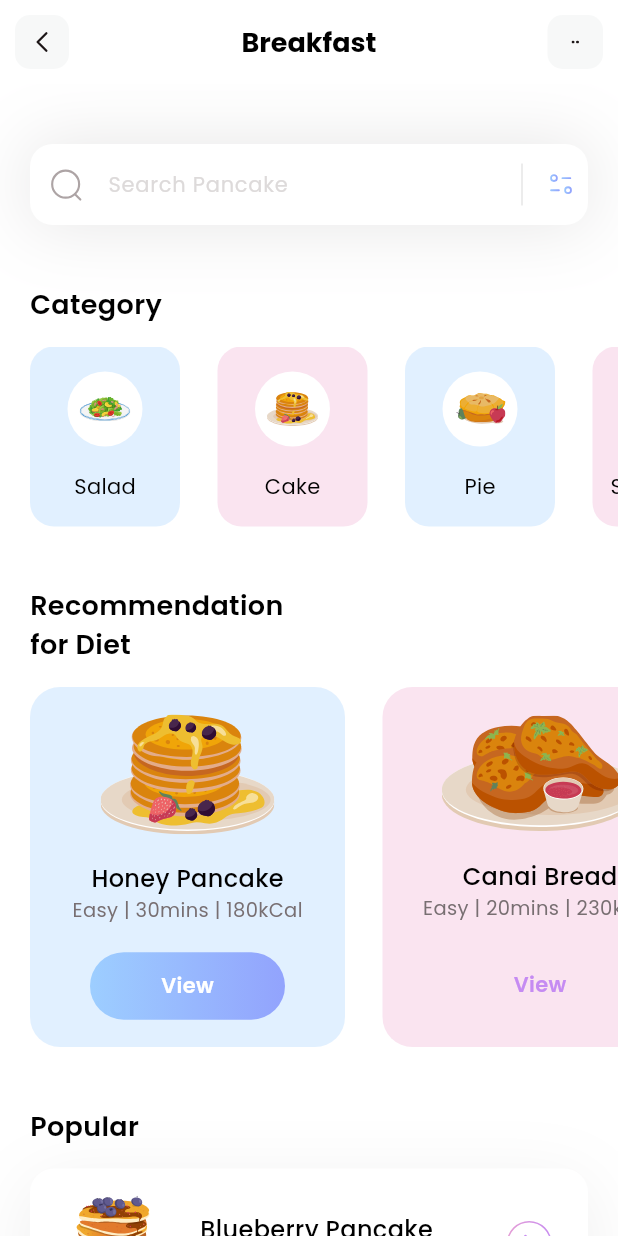
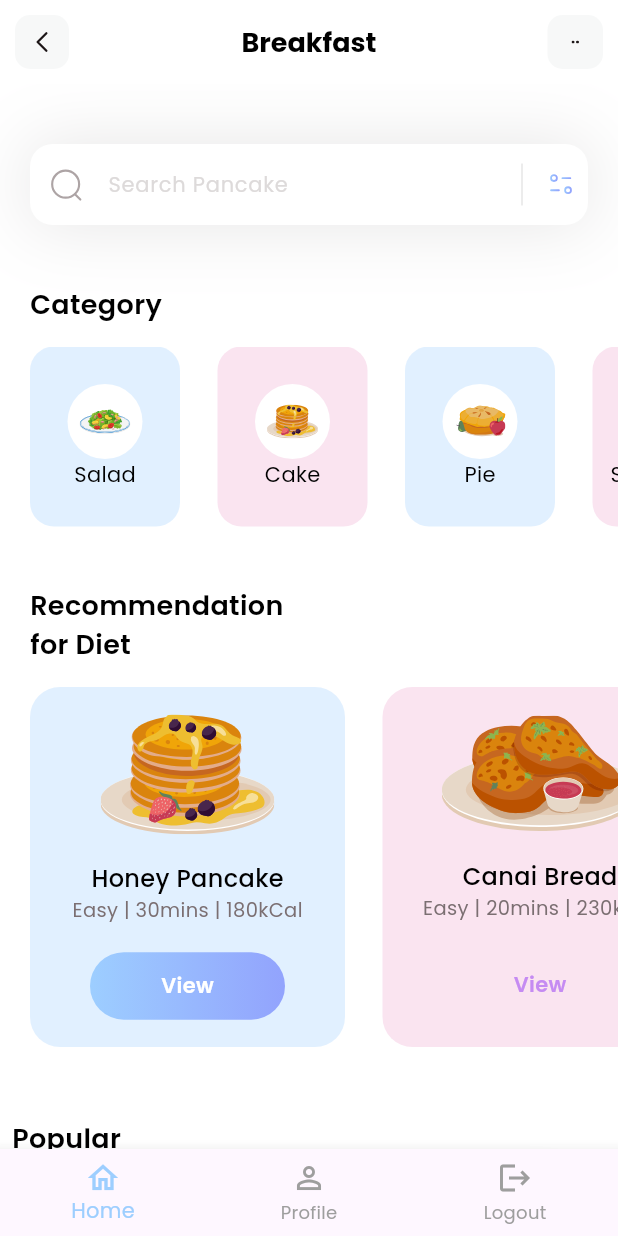
Before and after one commit to rjgums/fitness, a Flutter app: the HomePage screen opened directly, on a phone screen of 412 x 824 dp. Run offline on Flutter 3.47's test engine with Material 3 defaults, Android fonts, the phone set to English and light mode, and no system bars; our stand-ins replace flutter_svg.

Commit message:
navigation bar and profile page

```diff
--- a/lib/main.dart
+++ b/lib/main.dart
@@ -1,5 +1,5 @@
-import 'package:fitness/pages/home.dart';
 import 'package:flutter/material.dart';
+import 'pages/login.dart';
 
 void main() {
   runApp(const MyApp());
@@ -14,7 +14,7 @@ class MyApp extends StatelessWidget {
     return MaterialApp(
       debugShowCheckedModeBanner: false,
       theme: ThemeData(fontFamily: 'Poppins'),
-      home: HomePage(),
+      home: LoginPage(),
     );
   }
 }
--- a/lib/pages/home.dart
+++ b/lib/pages/home.dart
@@ -1,20 +1,52 @@
 import 'package:fitness/models/category_model.dart';
 import 'package:fitness/models/diet_model.dart';
 import 'package:fitness/models/popular_model.dart';
+import 'package:fitness/pages/login.dart';
 import 'package:flutter/material.dart';
 import 'package:flutter_svg/flutter_svg.dart';
+import 'package:fitness/pages/profile.dart';
 
-class HomePage extends StatelessWidget {
+class HomePage extends StatefulWidget {
   HomePage({super.key});
 
+  @override
+  State<HomePage> createState() => _HomePageState();
+}
+
+class _HomePageState extends State<HomePage> {
   List<CategoryModel> categories = [];
   List<DietModel> diets = [];
   List<PopularDietsModel> popularDiets = [];
+  int _selectedIndex = 0;
+
+  @override
+  void initState() {
+    super.initState();
+    _getInitialInfo();
+  }
 
   void _getInitialInfo() {
     categories = CategoryModel.getCategories();
     diets = DietModel.getDiets();
     popularDiets = PopularDietsModel.getPopularDiets();
+  }
+
+  void _onItemTapped(int index) {
+    if (index == 2) {
+      Navigator.pushReplacement(
+        context,
+        MaterialPageRoute(builder: (context) => LoginPage()),
+      );
+    } else if (index == 1) {
+      Navigator.push(
+        context,
+        MaterialPageRoute(builder: (context) => ProfilePage()),
+      );
+    } else {
+      setState(() {
+        _selectedIndex = index;
+      });
+    }
   }
 
   @override
@@ -26,16 +58,16 @@ class HomePage extends StatelessWidget {
       body: ListView(
         children: [
           _searchField(),
-          const SizedBox(height: 40),
+          SizedBox(height: 40),
           _categoriesSection(),
-          const SizedBox(height: 40),
+          SizedBox(height: 40),
           _dietSection(),
-          const SizedBox(height: 40),
+          SizedBox(height: 40),
           Column(
             crossAxisAlignment: CrossAxisAlignment.start,
             children: [
               Padding(
-                padding: const EdgeInsets.only(left: 20),
+                padding: const EdgeInsets.all(8.0),
                 child: Text(
                   'Popular',
                   style: TextStyle(
@@ -47,6 +79,8 @@ class HomePage extends StatelessWidget {
               ),
               SizedBox(height: 15),
               ListView.separated(
+                shrinkWrap: true,
+                padding: EdgeInsets.only(left: 20, right: 20),
                 itemBuilder: (context, index) {
                   return Container(
                     height: 100,
@@ -77,7 +111,7 @@ class HomePage extends StatelessWidget {
                                   ' | ' +
                                   popularDiets[index].calorie,
                               style: TextStyle(
-                                color: Color(0xff786F72),
+                                color: Color(0xff7B6F72),
                                 fontSize: 13,
                                 fontWeight: FontWeight.w400,
                               ),
@@ -114,14 +148,29 @@ class HomePage extends StatelessWidget {
                     ),
                   );
                 },
-                shrinkWrap: true,
                 separatorBuilder: (context, index) => SizedBox(height: 25),
-                padding: EdgeInsets.only(left: 20, right: 20),
                 itemCount: popularDiets.length,
               ),
             ],
           ),
           SizedBox(height: 40),
+        ],
+      ),
+      bottomNavigationBar: BottomNavigationBar(
+        currentIndex: _selectedIndex,
+        onTap: _onItemTapped,
+        selectedItemColor: const Color(0xff9DCEFF),
+        unselectedItemColor: Colors.grey,
+        items: const [
+          BottomNavigationBarItem(
+            icon: Icon(Icons.home_outlined),
+            label: 'Home',
+          ),
+          BottomNavigationBarItem(
+            icon: Icon(Icons.person_outline),
+            label: 'Profile',
+          ),
+          BottomNavigationBarItem(icon: Icon(Icons.logout), label: 'Logout'),
         ],
       ),
     );
@@ -174,7 +223,7 @@ class HomePage extends StatelessWidget {
                               ' | ' +
                               diets[index].calorie,
                           style: TextStyle(
-                            color: Color(0xff786F72),
+                            color: Color(0xff7B6F72),
                             fontSize: 13,
                             fontWeight: FontWeight.w400,
                           ),
@@ -256,7 +305,7 @@ class HomePage extends StatelessWidget {
                   borderRadius: BorderRadius.circular(16),
                 ),
                 child: Column(
-                  mainAxisAlignment: MainAxisAlignment.spaceEvenly,
+                  mainAxisAlignment: MainAxisAlignment.center,
                   children: [
                     Container(
                       width: 50,
--- a/pubspec.yaml
+++ b/pubspec.yaml
@@ -60,6 +60,7 @@ flutter:
   # To add assets to your application, add an assets section, like this:
   assets:
     - assets/icons/
+    - assets/me.jpg
   #   - images/a_dot_ham.jpeg
 
   # An image asset can refer to one or more resolution-specific "variants", see
```
Also changed, not shown: lib/pages/login.dart (added, +60 -0 lines), lib/pages/profile.dart (added, +110 -0 lines), assets/me.jpg (added).
